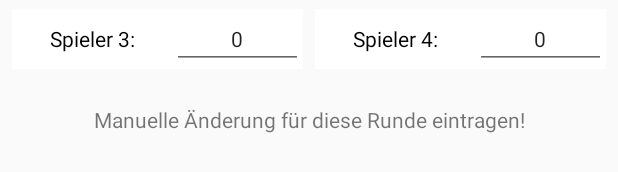
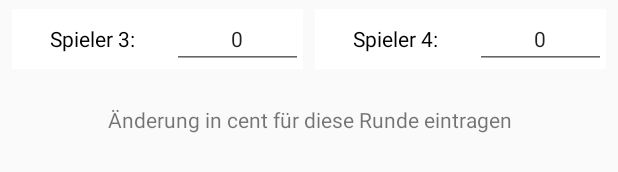
Before and after one commit to M-Schenk-91/schafkopf-calculator, an Android app: the layout fragment_dialog_custom_value_input.xml on its own in the app's theme, with its tools: preview values and no code run, on a phone screen of 412 x 824 dp. Shown: the part 630-802 px from the top of the screen. Run offline under Robolectric (Android 15) with nearby library versions, the phone set to English and light mode, and no system bars.

Commit message:
manuelle eingabe fertig

```diff
--- a/SchafkopfCalculator/app/src/main/java/ui/AppColors.java
+++ b/SchafkopfCalculator/app/src/main/java/ui/AppColors.java
@@ -10,6 +10,9 @@ public class AppColors {
 
     public static final int COLOR_PRIMARY = 0x004d40;
     public static final int COLOR_PRIMARY_TRANSPARENT = Color.argb(30, Color.red(COLOR_PRIMARY), Color.green(COLOR_PRIMARY), Color.blue(COLOR_PRIMARY));
+    public static final int COLOR_NEUTRAL = Color.GRAY;
+    public static final int COLOR_POSITIVE = Color.argb(255, 0, 153, 0);
+    public static final int COLOR_NEGATIVE =  Color.argb(255, 204, 0, 0);
 
     public static int getScoreTextColor(double score, boolean grayout, boolean solo, boolean totalScore) {
         int alpha = 255;
--- a/SchafkopfCalculator/app/src/main/java/ui/custom/controls/fw/SchafkopfButton.java
+++ b/SchafkopfCalculator/app/src/main/java/ui/custom/controls/fw/SchafkopfButton.java
@@ -34,4 +34,9 @@ public class SchafkopfButton extends AppCompatButton {
 
         setAlpha(enabled ? 1 : alphaDisabled);
     }
+
+    public void setColorBg(int colorBg) {
+        this.colorBg = colorBg;
+        setBackgroundColor(colorBg);
+    }
 }
--- a/SchafkopfCalculator/app/src/main/java/ui/fragments/GameSetupFragment.java
+++ b/SchafkopfCalculator/app/src/main/java/ui/fragments/GameSetupFragment.java
@@ -20,6 +20,7 @@ import game.Game;
 import game.GameController;
 import game.GameMode;
 import game.GameSettings;
+import ui.UiUtils;
 import ui.custom.controls.fw.SchafkopfButton;
 import ui.custom.SchafkopfFragment;
 import ui.interfaces.IGameSettingsFragmentListener;
@@ -174,7 +175,7 @@ public class GameSetupFragment extends SchafkopfFragment {
     }
 
     private int checkValidityAndGetIntValue(String s) {
-        if (isNumeric(s)) return Integer.parseInt(s);
+        if (UiUtils.isInteger(s)) return Integer.parseInt(s);
 
         getSchafkopfActivity().showToast("Zahl " + s + "ist ungültig!");
         settingsValid = false;
--- a/SchafkopfCalculator/app/src/main/java/ui/fragments/dialog/ChooseGameModeFragment.java
+++ b/SchafkopfCalculator/app/src/main/java/ui/fragments/dialog/ChooseGameModeFragment.java
@@ -11,6 +11,7 @@ import com.schenk.matthias.schafkopfcalculator.R;
 
 import game.GameController;
 import game.GameMode;
+import ui.AppColors;
 import ui.custom.controls.fw.SchafkopfButton;
 import ui.interfaces.IRoundDialogListener;
 
@@ -73,6 +74,7 @@ public class ChooseGameModeFragment extends Fragment {
         });
 
         SchafkopfButton btnCustom = (SchafkopfButton) view.findViewById(R.id.btn_custom_input);
+        btnCustom.setColorBg(AppColors.COLOR_NEUTRAL);
         btnCustom.setOnClickListener(new View.OnClickListener() {
             @Override
             public void onClick(View v) {
--- a/SchafkopfCalculator/app/src/main/java/ui/interfaces/IRoundDialogListener.java
+++ b/SchafkopfCalculator/app/src/main/java/ui/interfaces/IRoundDialogListener.java
@@ -1,7 +1,7 @@
 package ui.interfaces;
 
 import game.GameMode;
-import ui.fragments.dialog.AddNewRoundDialogFragment;
+import game.GameRound;
 import ui.fragments.dialog.ChooseScoreValuesFragment;
 
 /**
@@ -15,4 +15,6 @@ public interface IRoundDialogListener {
     void onLaufChanged(int lauf);
     void onJungfrauChanged(boolean jungfrau);
     void onRoundResultChanged(ChooseScoreValuesFragment.RoundResult result);
+    void onProceedAllowedChanged(boolean proceedAllowed);
+    void onCustomRoundChanged(GameRound gameRoundResult);
 }
--- a/SchafkopfCalculator/app/src/main/res/layout/fragment_dialog_choose_game_mode.xml
+++ b/SchafkopfCalculator/app/src/main/res/layout/fragment_dialog_choose_game_mode.xml
@@ -66,6 +66,7 @@
                 android:id="@+id/btn_custom_input"
                 android:layout_width="match_parent"
                 android:layout_height="40dp"
+
                 android:layout_marginBottom="5dp"
                 android:text="Manuelle Eingabe" />
         </LinearLayout>
--- a/SchafkopfCalculator/app/src/main/res/layout/fragment_dialog_custom_value_input.xml
+++ b/SchafkopfCalculator/app/src/main/res/layout/fragment_dialog_custom_value_input.xml
@@ -62,8 +62,9 @@
                     android:layout_weight="1"
                     android:ems="10"
                     android:gravity="center"
-                    android:inputType="numberSigned|numberDecimal"
-                    android:maxLength="8"
+                    android:inputType="numberSigned"
+                    android:maxLength="6"
+                    android:nextFocusDown="@id/edt_custom_input_player_2"
                     android:selectAllOnFocus="true"
                     android:text="0"
                     android:textSize="14sp" />
@@ -96,8 +97,9 @@
                     android:layout_weight="1"
                     android:ems="10"
                     android:gravity="center"
-                    android:inputType="numberSigned|numberDecimal"
-                    android:maxLength="8"
+                    android:inputType="numberSigned"
+                    android:maxLength="6"
+                    android:nextFocusDown="@id/edt_custom_input_player_3"
                     android:selectAllOnFocus="true"
                     android:text="0"
                     android:textSize="14sp" />
@@ -138,8 +140,9 @@
                     android:layout_weight="1"
                     android:ems="10"
                     android:gravity="center"
-                    android:inputType="numberSigned|numberDecimal"
-                    android:maxLength="8"
+                    android:inputType="numberSigned"
+                    android:maxLength="6"
+                    android:nextFocusDown="@id/edt_custom_input_player_4"
                     android:selectAllOnFocus="true"
                     android:text="0"
                     android:textSize="14sp" />
@@ -172,8 +175,8 @@
                     android:layout_weight="1"
                     android:ems="10"
                     android:gravity="center"
-                    android:inputType="numberSigned|numberDecimal"
-                    android:maxLength="8"
+                    android:inputType="numberSigned"
+                    android:maxLength="6"
                     android:selectAllOnFocus="true"
                     android:text="0"
                     android:textSize="14sp" />
--- a/SchafkopfCalculator/app/src/main/res/values/strings.xml
+++ b/SchafkopfCalculator/app/src/main/res/values/strings.xml
@@ -31,8 +31,8 @@
    <string name="title_statistics">Statistik</string>
    <string name="descRoundsPlayed">Gespielte Runden:</string>
    <string name="chart_no_games">Noch keine Runden gespielt</string>
-    <string name="custom_input_info">Manuelle Änderung für diese Runde eintragen!</string>
-    <string name="custom_input_info_wrong">Die Summe der Einzelspieler muss aufgehen!</string>
-    <string name="custom_input_info_correct" />
+    <string name="custom_input_info">Änderung in cent für diese Runde eintragen</string>
+    <string name="custom_input_info_wrong">Summe der Einzelspieler muss aufgehen</string>
+    <string name="custom_input_info_correct">Runde kann hinzugefügt werden</string>
 
 </resources>
```
Also changed, not shown: SchafkopfCalculator/app/src/main/java/game/GameRound.java (+8 -1 lines), SchafkopfCalculator/app/src/main/java/ui/UiUtils.java (+18 -0 lines), SchafkopfCalculator/app/src/main/java/ui/fragments/dialog/AddNewRoundDialogFragment.java (+21 -8 lines), SchafkopfCalculator/app/src/main/java/ui/fragments/dialog/CustomValueInputFragment.java (+69 -26 lines).
